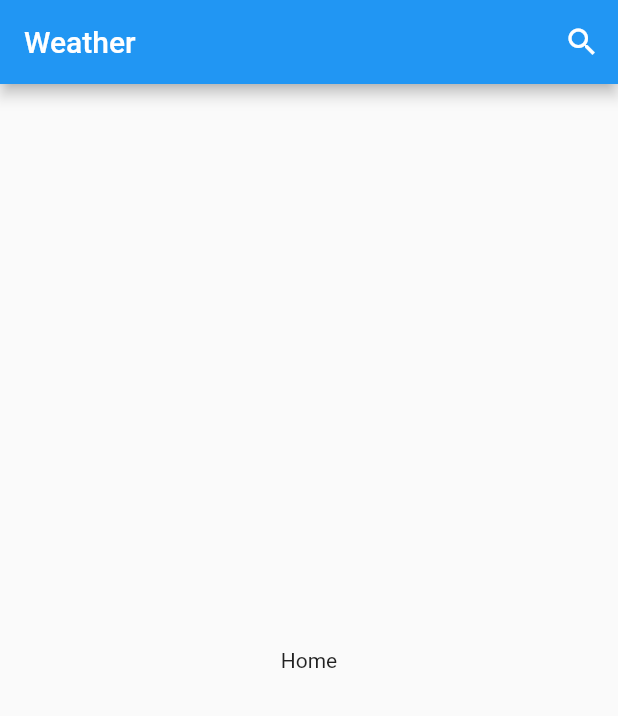
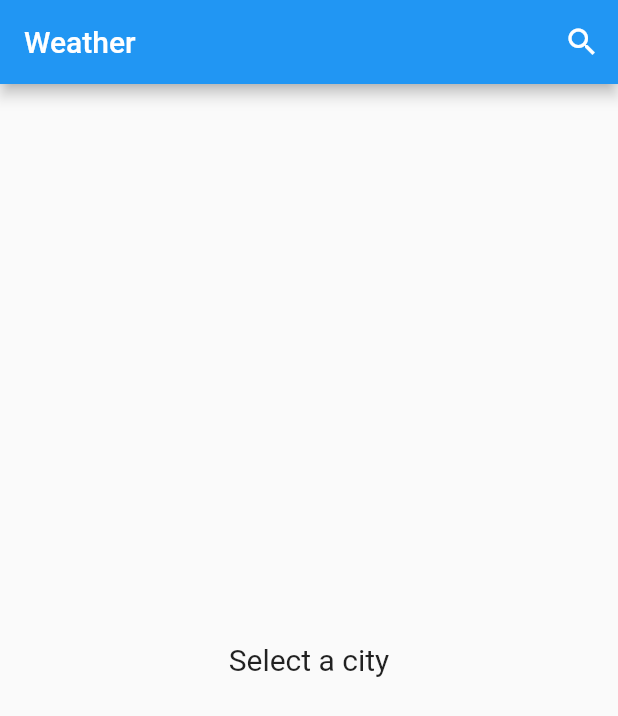
Before and after one commit to startFromBottom/weather_provider, a Flutter app: the screen it shows after launch, on a phone screen of 412 x 824 dp. Shown: the top 716 px of the screen. Run offline on Flutter 3.47's test engine with Material 2 defaults, Android fonts, the light colour scheme and no system bars; our stand-ins replace equatable.

Commit message:
ch 71. HomePage widget 1 - initial & loading state

```diff
--- a/lib/pages/home_page.dart
+++ b/lib/pages/home_page.dart
@@ -15,6 +15,35 @@ class HomePage extends StatefulWidget {
 
 class _HomePageState extends State<HomePage> {
   String? _city;
+  late final WeatherProvider _weatherProv;
+
+  @override
+  void initState() {
+    super.initState();
+    _weatherProv = context.read<WeatherProvider>();
+    _weatherProv.addListener(_registerListener);
+  }
+
+  @override
+  void dispose() {
+    _weatherProv.removeListener(_registerListener);
+    super.dispose();
+  }
+
+  void _registerListener() {
+    final WeatherState ws = context.read<WeatherProvider>().state;
+
+    if (ws.status == WeatherStatus.error) {
+      showDialog(
+        context: context,
+        builder: (context) {
+          return AlertDialog(
+            content: Text(ws.error.errMsg),
+          );
+        },
+      );
+    }
+  }
 
   // @override
   // void initState() {
@@ -56,8 +85,34 @@ class _HomePageState extends State<HomePage> {
           )
         ],
       ),
-      body: Center(
-        child: Text("Home"),
+      body: _showWeather(),
+    );
+  }
+
+  Widget _showWeather() {
+    final weatherState = context.watch<WeatherProvider>().state;
+    if (weatherState.status == WeatherStatus.initial ||
+        (weatherState.status == WeatherStatus.error &&
+            weatherState.weather.title.isEmpty)) {
+      return Center(
+        child: Text(
+          "Select a city",
+          style: TextStyle(fontSize: 20.0),
+        ),
+      );
+    }
+
+    if (weatherState.status == WeatherStatus.loading) {
+      return Center(
+        child: CircularProgressIndicator(),
+      );
+    }
+    // status = error -> addListener를 사용하는 방식으로 showDialog를 띄움.
+
+    return Center(
+      child: Text(
+        weatherState.weather.title,
+        style: TextStyle(fontSize: 18.0),
       ),
     );
   }
```
